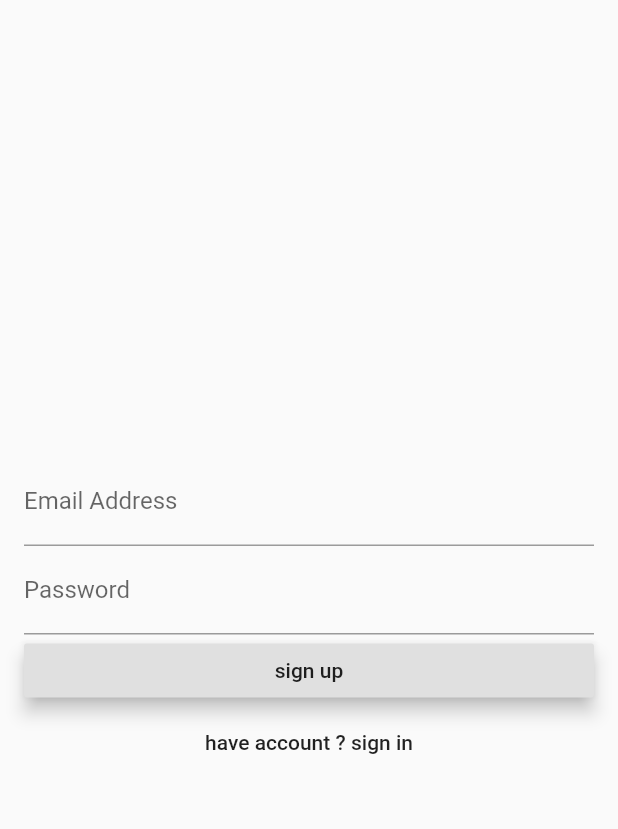
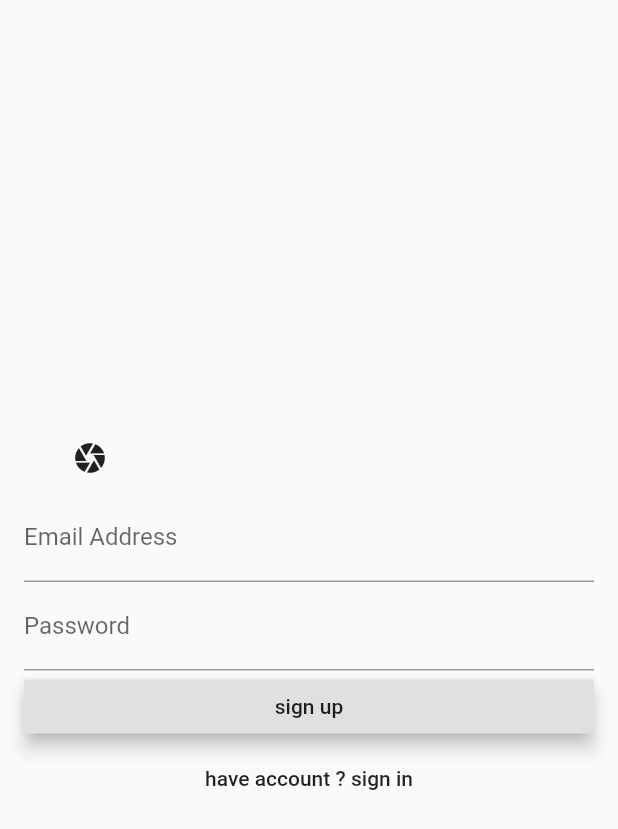
Before and after one commit to kellany2016/KIKCHAt, a Flutter app: the screen it shows after launch, after a tap on "Register", on a phone screen of 412 x 824 dp. Shown: the top 829 px of the screen. Run offline on Flutter 3.47's test engine with Material 2 defaults, Android fonts, the phone set to English and light mode, and no system bars; our stand-ins replace file, firebase_auth, firebase_storage, image_cropper, image_picker; accounts and stored records are empty; network calls fail.

Commit message:
Hello to KIK chat

```diff
--- a/lib/screens/loginScreen.dart
+++ b/lib/screens/loginScreen.dart
@@ -1,6 +1,8 @@
+import 'package:flutter/cupertino.dart';
 import 'package:flutter/material.dart';
 import 'package:kik_chat/auth.dart';
 import 'package:kik_chat/screens/friendsList.dart';
+import 'package:kik_chat/screens/Photographia.dart';
 
 class LoginScreen extends StatefulWidget {
   final BaseAuth auth = new Auth();
@@ -104,15 +106,16 @@ class _LoginScreenState extends State<LoginScreen> {
       ];
     } else {
       return [
-//        Row(
-//          children: <Widget>[
-//            FlatButton(
-//              child: Icon(Icons.camera),
-//              onPressed: ()=>  Navigator.push(
-//                  context, MaterialPageRoute(builder: (context) => Photographia())),
-//            ),
-//          ],
-//        ),
+        Row(
+          crossAxisAlignment: CrossAxisAlignment.center,
+          children: <Widget>[
+            FlatButton(
+              child: Icon(Icons.camera),
+              onPressed: ()=>  Navigator.push(
+                  context, MaterialPageRoute(builder: (context) => Photographia())),
+            ),
+          ],
+        ),
         TextFormField(
           keyboardType: TextInputType.emailAddress,
           onSaved: (value) => email = value,
--- a/pubspec.yaml
+++ b/pubspec.yaml
@@ -26,7 +26,10 @@ dependencies:
   cloud_firestore: ^0.12.9+4
   firebase_auth: ^0.14.0+5
   firebase_core: ^0.4.0+9
-
+  firebase_storage: ^3.0.6
+  image_picker: ^0.6.1+4
+  image_cropper: ^1.1.0
+  file: ^5.1.0
 
 dev_dependencies:
   flutter_test:
```
Also changed, not shown: lib/screens/Photographia.dart (added, +76 -0 lines), pubspec.lock, 3 other files.
